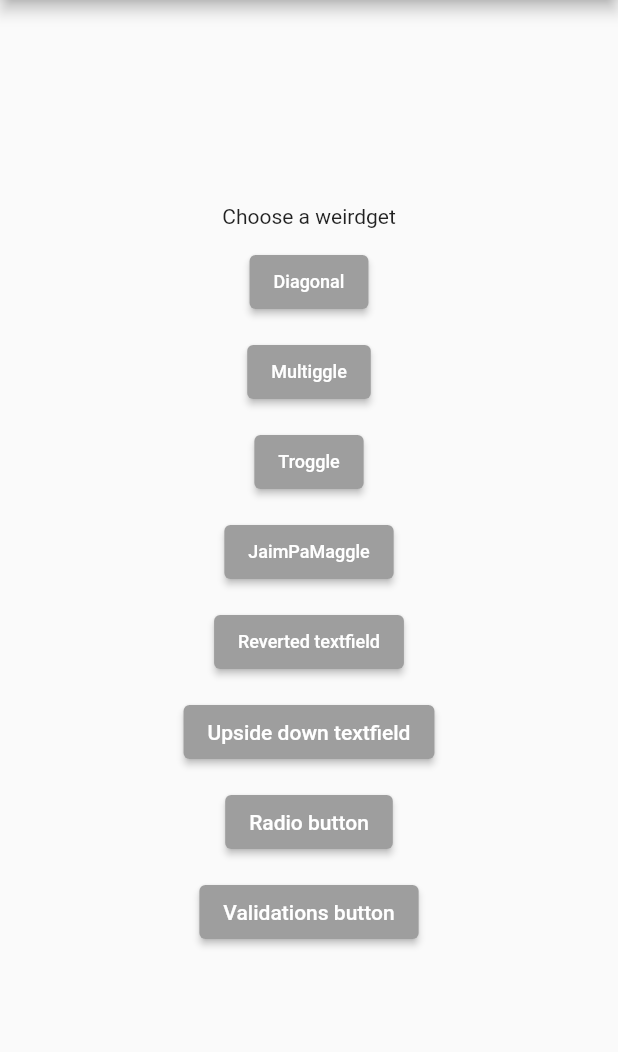
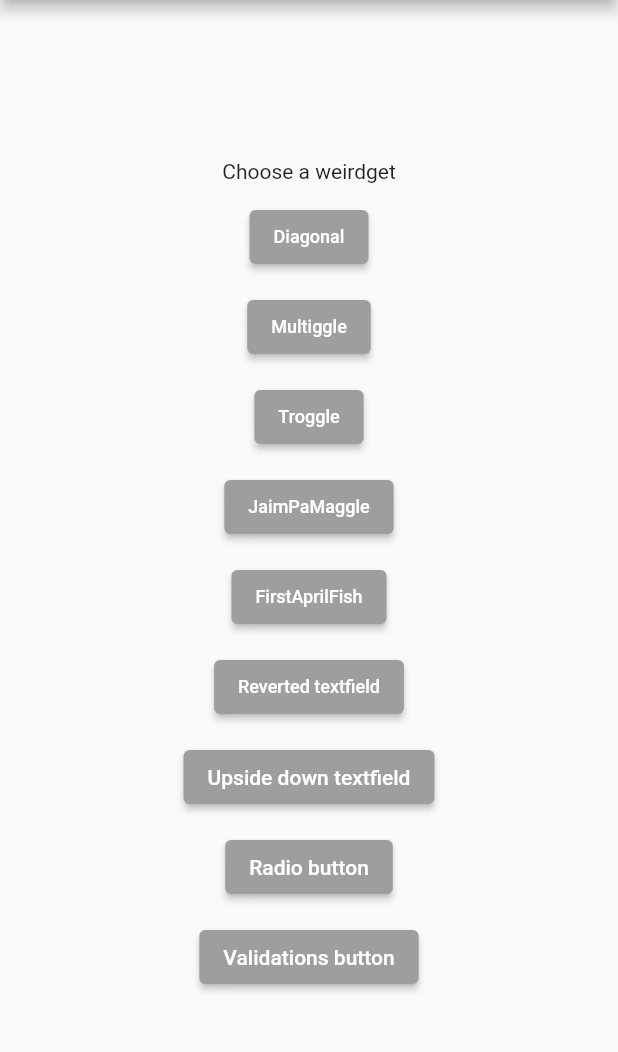
Before and after one commit to XPEHO/weirdgets, a Flutter app: the screen it shows after launch, on a phone screen of 412 x 824 dp, the part 84-1136 px from its top. Run offline on Flutter 3.47's test engine with Material 2 defaults, Android fonts, the phone set to English and light mode, and no system bars; our stand-ins replace audioplayers, camera.

Commit message:
feat(fish): add fish in your face

```diff
--- a/example/lib/main.dart
+++ b/example/lib/main.dart
@@ -1,4 +1,5 @@
 import 'package:example/view/diagonal_page/diagonal_page.dart';
+import 'package:example/view/first_april_fish_page/first_april_fish_page.dart';
 import 'package:example/view/jaimpamaggle_page/jaimpamaggle_page.dart';
 import 'package:example/view/multiggle_page/multiggle_page.dart';
 import 'package:example/view/radio_button_page/radio_button_page.dart';
@@ -41,6 +42,7 @@ class MyApp extends StatelessWidget {
         UpsideDownTextfieldPage.routeName: (context) =>
             const UpsideDownTextfieldPage(),
         TrogglePage.routeName: (context) => const TrogglePage(),
+        FirstAprilFishPage.routeName: (context) => const FirstAprilFishPage(),
         JaimPaMagglePage.routeName: (context) => const JaimPaMagglePage(),
         RadioButtonPage.routeName: (context) => const RadioButtonPage(),
         ValidationsButtonPage.routeName: (context) =>
@@ -167,6 +169,24 @@ class _MyHomePageState extends State<MyHomePage> {
                 primary: Colors.grey,
               ),
               onPressed: () =>
+                  Navigator.of(context).pushNamed("/first_april_fish"),
+              child: const Text(
+                "FirstAprilFish",
+                style: TextStyle(
+                  fontSize: 12,
+                ),
+              ),
+            ),
+            const SizedBox(
+              height: 12,
+            ),
+            ElevatedButton(
+              style: ElevatedButton.styleFrom(
+                shape: RoundedRectangleBorder(
+                    borderRadius: BorderRadius.circular(4)),
+                primary: Colors.grey,
+              ),
+              onPressed: () =>
                   Navigator.of(context).pushNamed("/revertedTextField"),
               child: const Text(
                 "Reverted textfield",
--- /dev/null
+++ b/example/lib/view/first_april_fish_page/first_april_fish_page.dart
@@ -0,0 +1,23 @@
+import 'package:flutter/material.dart';
+import 'package:weirdgets/first_april_fish/first_april_fish.dart';
+
+class FirstAprilFishPage extends StatelessWidget {
+  static const routeName = "/first_april_fish";
+
+  const FirstAprilFishPage({Key? key}) : super(key: key);
+
+  @override
+  Widget build(BuildContext context) {
+    return Scaffold(
+      appBar: AppBar(
+        title: const Text("FirstAprilFish"),
+      ),
+      body: const Center(
+        child: FirstAprilFish(
+          label: 'FirstAprilFish',
+          showCameraSelection: true,
+        ),
+      ),
+    );
+  }
+}
```
Also changed, not shown: weirdgets/lib/first_april_fish/first_april_fish.dart (added, +153 -0 lines).
